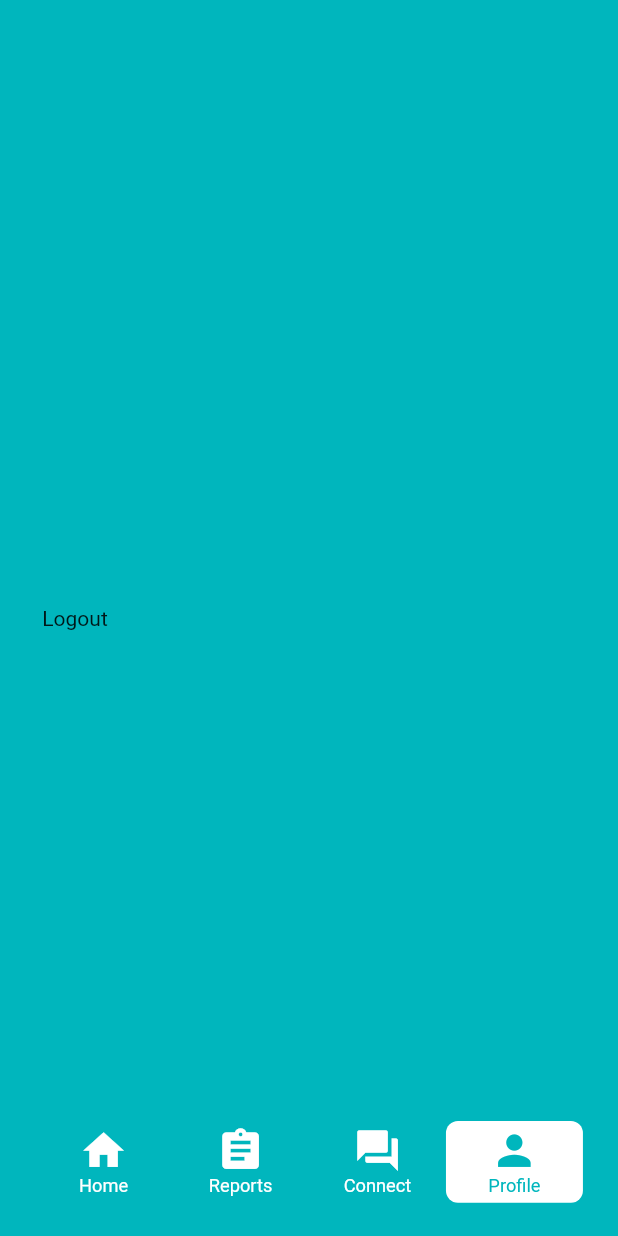
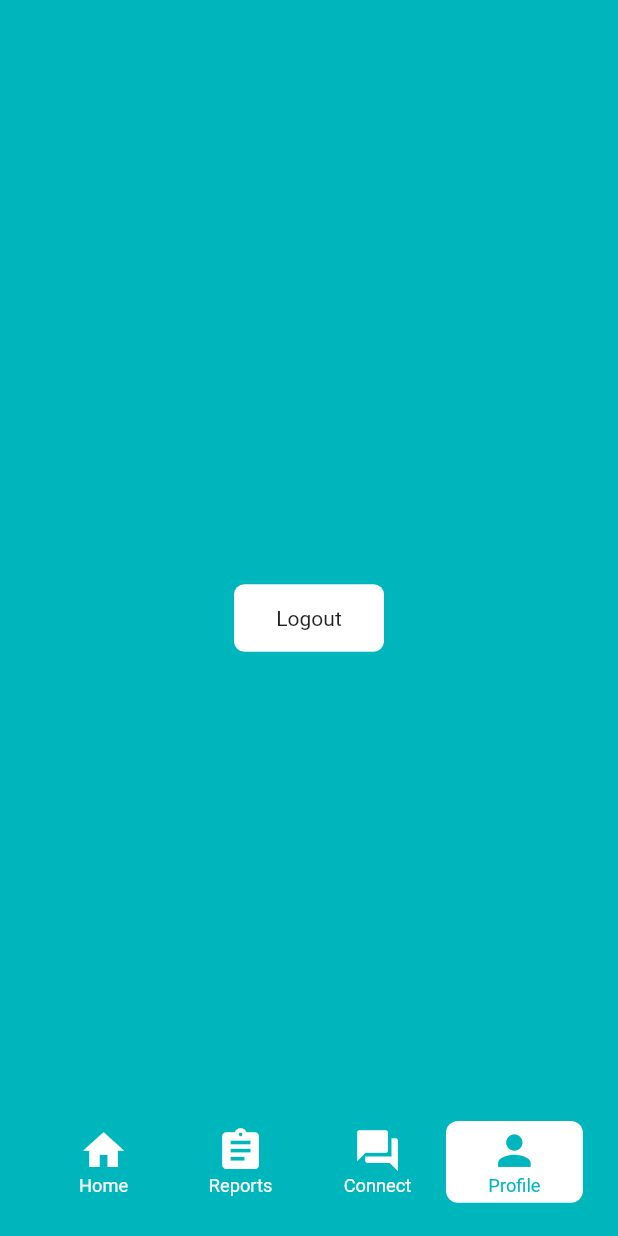
Before and after one commit to Chikitsak-Care/Frontend-Flutter, a Flutter app: the LandingHome screen opened directly, item 4 of the bottom bar chosen, on a phone screen of 412 x 824 dp. Run offline on Flutter 3.47's test engine with Material 2 defaults, Android fonts, the phone set to English and light mode, and no system bars; drawn by our look-alikes of floating_bottom_navigation_bar; our stand-ins replace email_validator, firebase_auth, firebase_core, flushbar, shared_preferences; accounts and stored records are empty; project files that could hold a hidden picture were left out.

Commit message:
Bug FIx #Layout 1

```diff
--- a/chikitsak/lib/screens/DashBoard/profileTab.dart
+++ b/chikitsak/lib/screens/DashBoard/profileTab.dart
@@ -11,15 +11,21 @@ class ProfileTab extends StatelessWidget {
       mainAxisAlignment: MainAxisAlignment.center,
       crossAxisAlignment: CrossAxisAlignment.center,
       children: [
-        InkWell(
+        Center(
+          child: InkWell(
             onTap: () {
               signOut(context);
             },
             child: Container(
-            height: 50,
+              height: 45,
               width: 100,
+              decoration: BoxDecoration(
+                borderRadius: BorderRadius.all(Radius.circular(7)),
+                color: Colors.white,
+              ),
               child: Center(
                 child: Text("Logout"),
+              ),
             ),
           ),
         )
```
Lines whose indentation alone changed are shown as unchanged.
